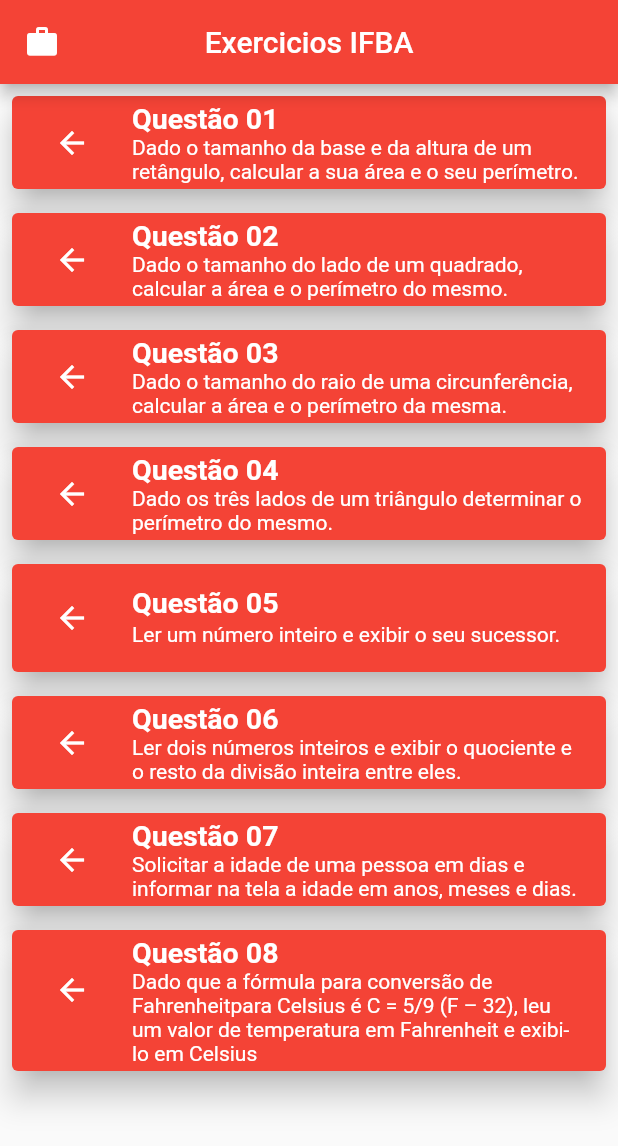
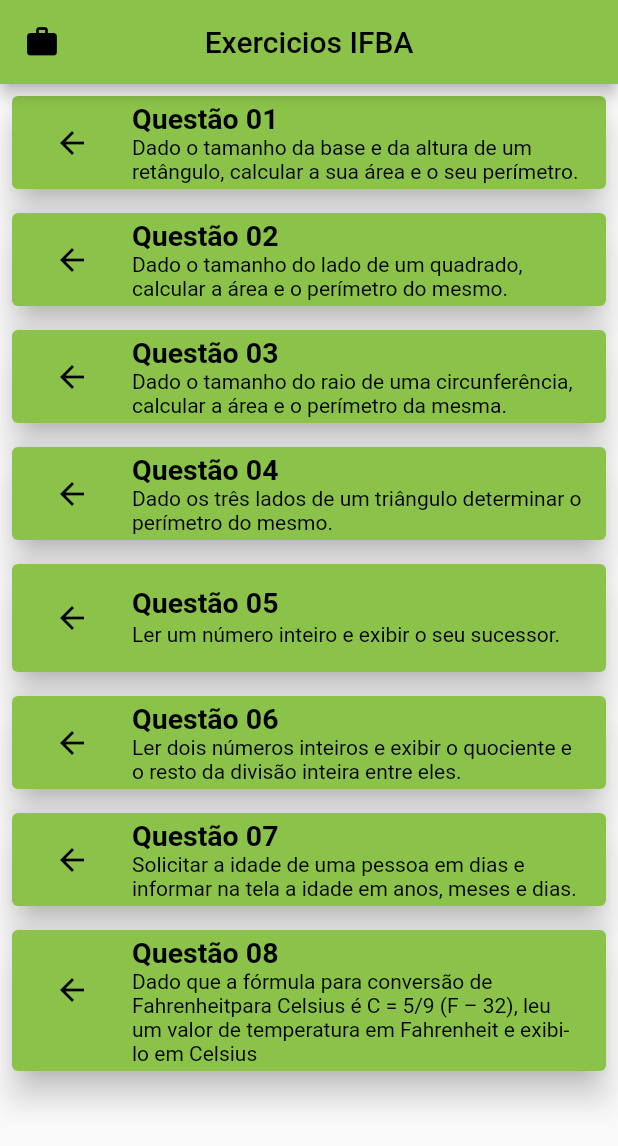
Before and after one commit to SamuelEngComp/app_lista_ifba, a Flutter app: the screen it shows after launch, on a phone screen of 412 x 824 dp. Shown: the top 1146 px of the screen. Run offline on Flutter 3.47's test engine with Material 2 defaults, Android fonts, the phone set to English and light mode, and no system bars; our stand-ins replace animated_splash_screen.

Commit message:
tentando encontrar uma cor ideial

```diff
--- a/lib/main.dart
+++ b/lib/main.dart
@@ -13,7 +13,7 @@ class MyApp extends StatelessWidget {
   Widget build(BuildContext context) {
     return MaterialApp(
       theme: ThemeData(
-        primarySwatch: Colors.red,
+        primarySwatch: Colors.lightGreen,
       ),
       home: AnimatedSplashScreen(
         splashIconSize: 300,
--- a/lib/view/card_tela_inicial.dart
+++ b/lib/view/card_tela_inicial.dart
@@ -22,14 +22,14 @@ class _CardTelaInicialState extends State<CardTelaInicial> {
       margin: EdgeInsets.all(8.0),
       elevation: 9.0,
       borderOnForeground: true,
-      color: Colors.red,
+      color: Colors.lightGreen,
       shadowColor: Colors.black,
       child: Column(
         mainAxisAlignment: MainAxisAlignment.center,
         children: [
           ListTile(
             leading: IconButton(
-              color: Colors.white,
+              color: Colors.black,
               icon: Icon(Icons.arrow_back),
               onPressed: () {
                 Navigator.push(
@@ -41,12 +41,14 @@ class _CardTelaInicialState extends State<CardTelaInicial> {
             title: Text(
               widget.titulo,
               style: const TextStyle(
-                  color: Colors.white,
+                  color: Colors.black,
                   fontWeight: FontWeight.bold,
                   fontSize: 19),
             ),
             subtitle:
-                Text(widget.subTitulo, style: TextStyle(color: Colors.white)),
+                Text(widget.subTitulo,
+                style: TextStyle(
+                  color: Colors.black)),
           ),
         ],
       ),
```
